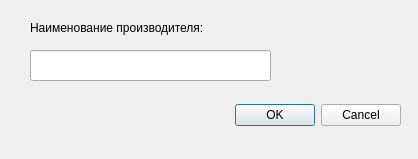
Above: addsingledialog.ui from TheSirBIG/chequebase before the change. Below: the same form after it.
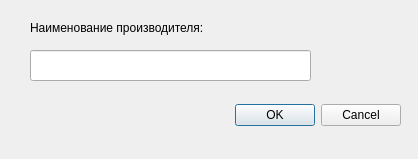
That is the form after the change.

```diff
--- a/addsingledialog.ui
+++ b/addsingledialog.ui
@@ -47,7 +47,7 @@
     <rect>
      <x>30</x>
      <y>50</y>
-     <width>241</width>
+     <width>281</width>
      <height>31</height>
     </rect>
    </property>
```
